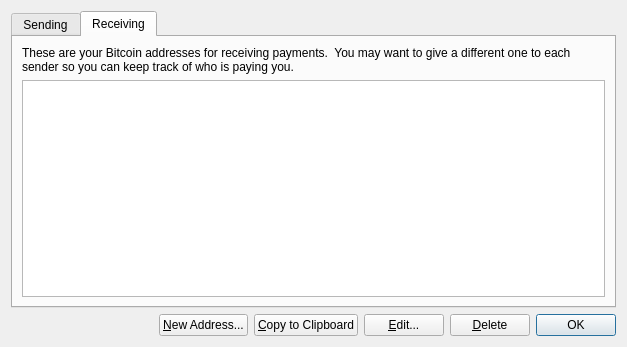
The window that src/qt/forms/addressbookdialog.ui (raffermeko/bitcoin) describes before a commit, drawn with Qt 5.
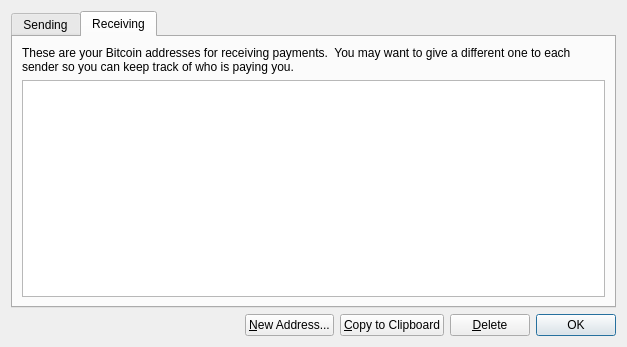
The same window after the commit. Icons and pictures are not drawn.

Commit message: remove "edit" button, document double-click behaviour to edit

```diff
--- a/src/qt/forms/addressbookdialog.ui
+++ b/src/qt/forms/addressbookdialog.ui
@@ -135,20 +135,6 @@
        </property>
       </widget>
      </item>
-     <item>
-      <widget class="QPushButton" name="editButton">
-       <property name="toolTip">
-        <string>Edit the currently selected address</string>
-       </property>
-       <property name="text">
-        <string>&amp;Edit...</string>
-       </property>
-       <property name="icon">
-        <iconset resource="../bitcoin.qrc">
-         <normaloff>:/icons/edit</normaloff>:/icons/edit</iconset>
-       </property>
-      </widget>
-     </item>
      <item>
       <widget class="QPushButton" name="deleteButton">
        <property name="toolTip">
```
Left out of the diff: 6 changed lines with no effect on the pictures.
